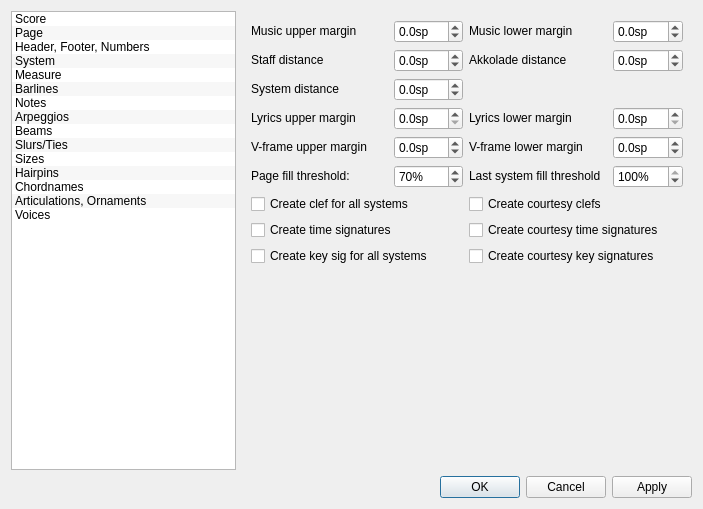
musescore/musescore-old, file mscore/mscore/editstyle.ui: the form before one commit.
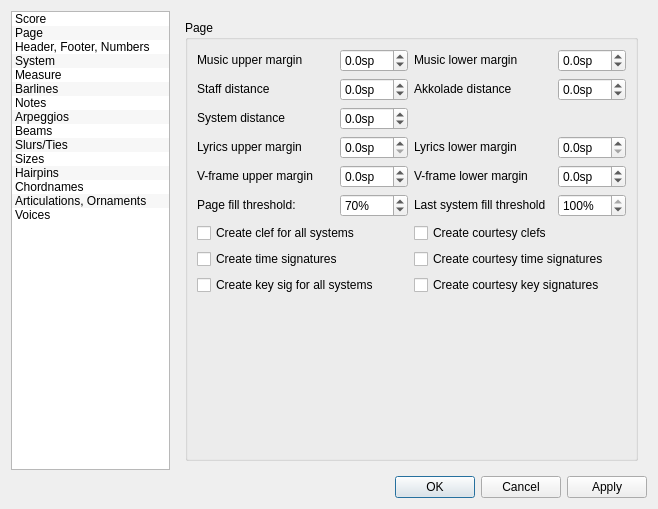
The form after the commit. The open tabs and pages were chosen to show the change. Icons and pictures are not drawn.

Diff of the .ui file:
```diff
--- a/mscore/mscore/editstyle.ui
+++ b/mscore/mscore/editstyle.ui
@@ -6,8 +6,8 @@
    <rect>
     <x>0</x>
     <y>0</y>
-    <width>703</width>
-    <height>505</height>
+    <width>658</width>
+    <height>486</height>
    </rect>
   </property>
   <property name="windowTitle">
@@ -270,9 +270,15 @@
       </layout>
      </widget>
      <widget class="QWidget" name="page2">
-      <layout class="QGridLayout">
+      <layout class="QVBoxLayout" name="verticalLayout_21">
+       <item>
+        <widget class="QGroupBox" name="groupBox_13">
+         <property name="title">
+          <string>Page</string>
+         </property>
+         <layout class="QGridLayout" name="gridLayout_8">
        <item row="0" column="0">
-        <widget class="QLabel" name="label">
+           <widget class="QLabel" name="label_76">
          <property name="sizePolicy">
           <sizepolicy hsizetype="Fixed" vsizetype="Fixed">
            <horstretch>0</horstretch>
@@ -307,7 +313,7 @@
         </widget>
        </item>
        <item row="0" column="2">
-        <widget class="QLabel" name="label_2">
+           <widget class="QLabel" name="label_78">
          <property name="sizePolicy">
           <sizepolicy hsizetype="Fixed" vsizetype="Fixed">
            <horstretch>0</horstretch>
@@ -342,7 +348,7 @@
         </widget>
        </item>
        <item row="1" column="0">
-        <widget class="QLabel" name="label_3">
+           <widget class="QLabel" name="label_69">
          <property name="sizePolicy">
           <sizepolicy hsizetype="Fixed" vsizetype="Fixed">
            <horstretch>0</horstretch>
@@ -377,7 +383,7 @@
         </widget>
        </item>
        <item row="1" column="2">
-        <widget class="QLabel" name="label_4">
+           <widget class="QLabel" name="label_70">
          <property name="sizePolicy">
           <sizepolicy hsizetype="Fixed" vsizetype="Fixed">
            <horstretch>0</horstretch>
@@ -412,7 +418,7 @@
         </widget>
        </item>
        <item row="2" column="0">
-        <widget class="QLabel" name="label_5">
+           <widget class="QLabel" name="label_73">
          <property name="sizePolicy">
           <sizepolicy hsizetype="Fixed" vsizetype="Fixed">
            <horstretch>0</horstretch>
@@ -447,7 +453,7 @@
         </widget>
        </item>
        <item row="3" column="0">
-        <widget class="QLabel" name="label_34">
+           <widget class="QLabel" name="label_72">
          <property name="sizePolicy">
           <sizepolicy hsizetype="Fixed" vsizetype="Fixed">
            <horstretch>0</horstretch>
@@ -476,7 +482,7 @@
         </widget>
        </item>
        <item row="3" column="2">
-        <widget class="QLabel" name="label_36">
+           <widget class="QLabel" name="label_71">
          <property name="sizePolicy">
           <sizepolicy hsizetype="Fixed" vsizetype="Fixed">
            <horstretch>0</horstretch>
@@ -488,8 +494,24 @@
          </property>
         </widget>
        </item>
-       <item row="5" column="0">
-        <widget class="QLabel" name="label_40">
+          <item row="3" column="3">
+           <widget class="QDoubleSpinBox" name="lyricsMinBottomDistance">
+            <property name="sizePolicy">
+             <sizepolicy hsizetype="Preferred" vsizetype="Fixed">
+              <horstretch>0</horstretch>
+              <verstretch>0</verstretch>
+             </sizepolicy>
+            </property>
+            <property name="suffix">
+             <string>sp</string>
+            </property>
+            <property name="decimals">
+             <number>1</number>
+            </property>
+           </widget>
+          </item>
+          <item row="4" column="0">
+           <widget class="QLabel" name="label_74">
          <property name="sizePolicy">
           <sizepolicy hsizetype="Fixed" vsizetype="Fixed">
            <horstretch>0</horstretch>
@@ -501,7 +523,7 @@
          </property>
         </widget>
        </item>
-       <item row="5" column="1">
+          <item row="4" column="1">
         <widget class="QDoubleSpinBox" name="systemFrameDistance">
          <property name="sizePolicy">
           <sizepolicy hsizetype="Preferred" vsizetype="Fixed">
@@ -520,8 +542,8 @@
          </property>
         </widget>
        </item>
-       <item row="5" column="2">
-        <widget class="QLabel" name="label_42">
+          <item row="4" column="2">
+           <widget class="QLabel" name="label_75">
          <property name="sizePolicy">
           <sizepolicy hsizetype="Fixed" vsizetype="Fixed">
            <horstretch>0</horstretch>
@@ -533,7 +555,7 @@
          </property>
         </widget>
        </item>
-       <item row="5" column="3">
+          <item row="4" column="3">
         <widget class="QDoubleSpinBox" name="frameSystemDistance">
          <property name="sizePolicy">
           <sizepolicy hsizetype="Preferred" vsizetype="Fixed">
@@ -552,8 +574,8 @@
          </property>
         </widget>
        </item>
-       <item row="6" column="0">
-        <widget class="QLabel" name="label_6">
+          <item row="5" column="0">
+           <widget class="QLabel" name="label_79">
          <property name="sizePolicy">
           <sizepolicy hsizetype="Fixed" vsizetype="Fixed">
            <horstretch>0</horstretch>
@@ -565,7 +587,7 @@
          </property>
         </widget>
        </item>
-       <item row="6" column="1">
+          <item row="5" column="1">
         <widget class="QDoubleSpinBox" name="pageFillThreshold">
          <property name="sizePolicy">
           <sizepolicy hsizetype="Preferred" vsizetype="Fixed">
@@ -590,8 +612,8 @@
          </property>
         </widget>
        </item>
-       <item row="6" column="2">
-        <widget class="QLabel" name="label_7">
+          <item row="5" column="2">
+           <widget class="QLabel" name="label_77">
          <property name="sizePolicy">
           <sizepolicy hsizetype="Fixed" vsizetype="Fixed">
            <horstretch>0</horstretch>
@@ -603,7 +625,7 @@
          </property>
         </widget>
        </item>
-       <item row="6" column="3">
+          <item row="5" column="3">
         <widget class="QDoubleSpinBox" name="lastSystemFillThreshold">
          <property name="sizePolicy">
           <sizepolicy hsizetype="Preferred" vsizetype="Fixed">
@@ -625,7 +647,7 @@
          </property>
         </widget>
        </item>
-       <item row="7" column="0" colspan="2">
+          <item row="6" column="0" colspan="2">
         <widget class="QCheckBox" name="genClef">
          <property name="sizePolicy">
           <sizepolicy hsizetype="Fixed" vsizetype="Fixed">
@@ -638,33 +660,14 @@
          </property>
         </widget>
        </item>
-       <item row="9" column="0" colspan="2">
-        <widget class="QCheckBox" name="genKeysig">
-         <property name="sizePolicy">
-          <sizepolicy hsizetype="Fixed" vsizetype="Fixed">
-           <horstretch>0</horstretch>
-           <verstretch>0</verstretch>
-          </sizepolicy>
-         </property>
+          <item row="6" column="2">
+           <widget class="QCheckBox" name="genCourtesyClef">
          <property name="text">
-          <string>Create key sig for all systems</string>
+             <string>Create courtesy clefs</string>
          </property>
         </widget>
        </item>
-       <item row="11" column="0">
-        <spacer>
-         <property name="orientation">
-          <enum>Qt::Vertical</enum>
-         </property>
-         <property name="sizeHint" stdset="0">
-          <size>
-           <width>137</width>
-           <height>21</height>
-          </size>
-         </property>
-        </spacer>
-       </item>
-       <item row="8" column="0" colspan="2">
+          <item row="7" column="0" colspan="2">
         <widget class="QCheckBox" name="genTimesig">
          <property name="sizePolicy">
           <sizepolicy hsizetype="Fixed" vsizetype="Fixed">
@@ -677,7 +680,7 @@
          </property>
         </widget>
        </item>
-       <item row="8" column="2" colspan="2">
+          <item row="7" column="2" colspan="2">
         <widget class="QCheckBox" name="genCourtesyTimesig">
          <property name="sizePolicy">
           <sizepolicy hsizetype="Fixed" vsizetype="Fixed">
@@ -690,34 +693,40 @@
          </property>
         </widget>
        </item>
-       <item row="9" column="2" colspan="2">
+          <item row="8" column="0" colspan="2">
+           <widget class="QCheckBox" name="genKeysig">
+            <property name="sizePolicy">
+             <sizepolicy hsizetype="Fixed" vsizetype="Fixed">
+              <horstretch>0</horstretch>
+              <verstretch>0</verstretch>
+             </sizepolicy>
+            </property>
+            <property name="text">
+             <string>Create key sig for all systems</string>
+            </property>
+           </widget>
+          </item>
+          <item row="8" column="2" colspan="2">
         <widget class="QCheckBox" name="genCourtesyKeysig">
          <property name="text">
           <string>Create courtesy key signatures</string>
          </property>
         </widget>
        </item>
-       <item row="3" column="3">
-        <widget class="QDoubleSpinBox" name="lyricsMinBottomDistance">
-         <property name="sizePolicy">
-          <sizepolicy hsizetype="Preferred" vsizetype="Fixed">
-           <horstretch>0</horstretch>
-           <verstretch>0</verstretch>
-          </sizepolicy>
-         </property>
-         <property name="suffix">
-          <string>sp</string>
-         </property>
-         <property name="decimals">
-          <number>1</number>
-         </property>
-        </widget>
-       </item>
-       <item row="7" column="2">
-        <widget class="QCheckBox" name="genCourtesyClef">
-         <property name="text">
-          <string>Create courtesy clefs</string>
-         </property>
+          <item row="9" column="0">
+           <spacer>
+            <property name="orientation">
+             <enum>Qt::Vertical</enum>
+            </property>
+            <property name="sizeHint" stdset="0">
+             <size>
+              <width>137</width>
+              <height>21</height>
+             </size>
+            </property>
+           </spacer>
+          </item>
+         </layout>
         </widget>
        </item>
       </layout>
```
Left out of the diff: 81 changed lines with no effect on the pictures. Lines whose indentation alone changed are shown as unchanged.
